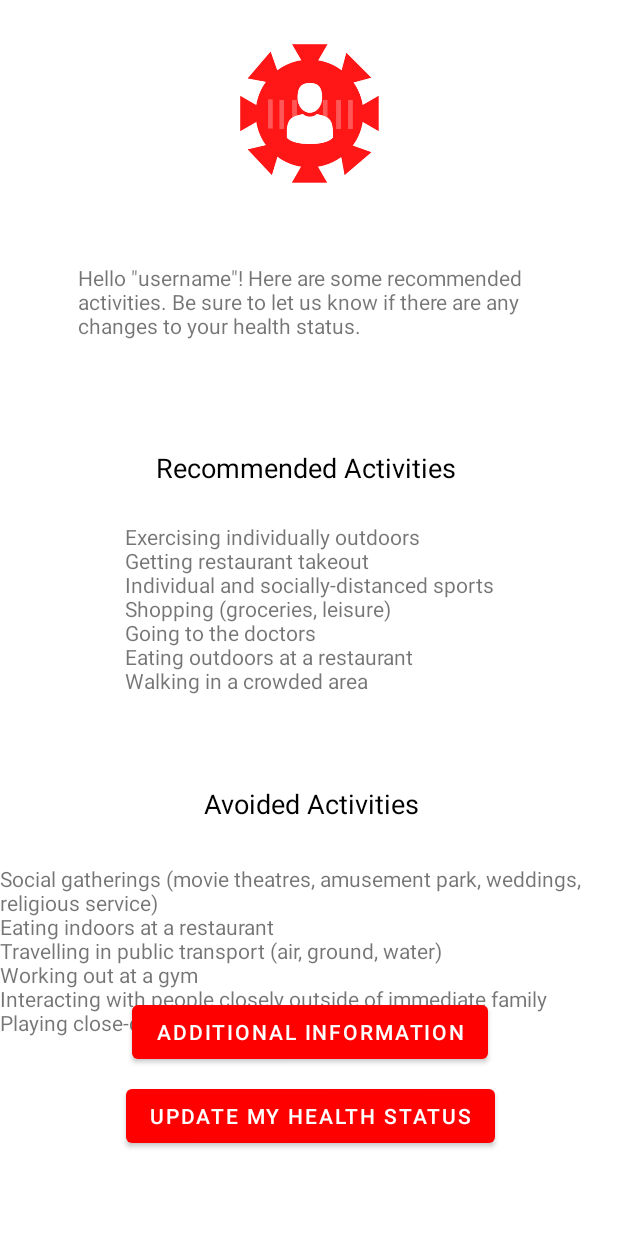
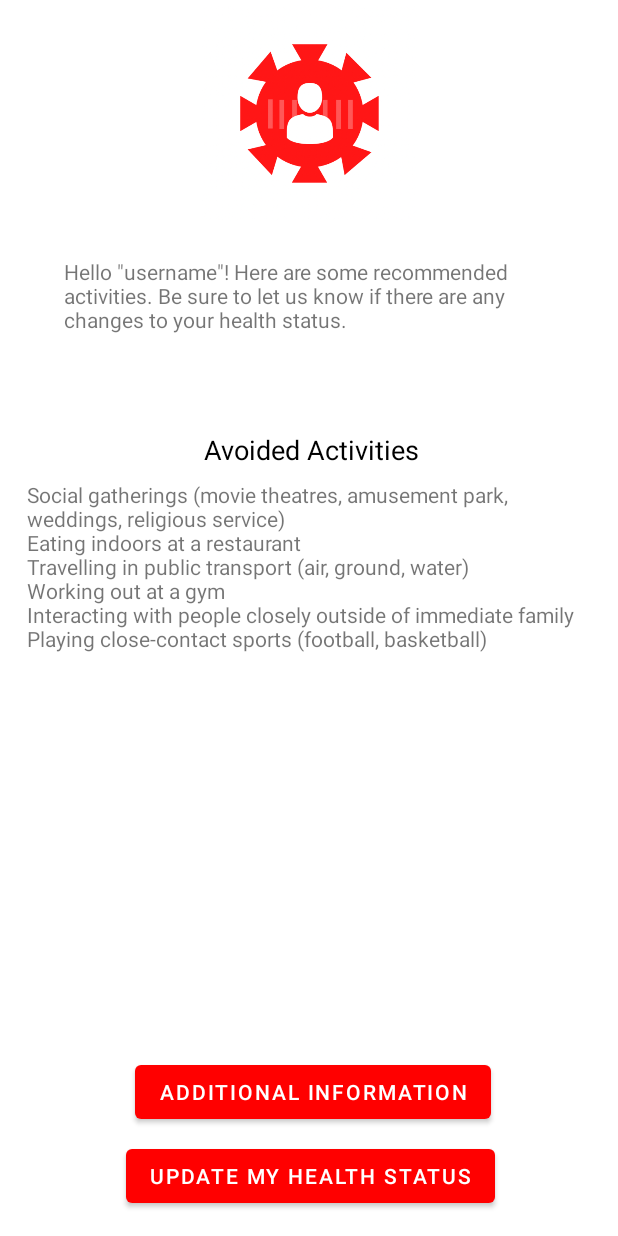
Before and after one commit to Jnwong116/Know-Your-Risk, an Android app: the MainPage screen opened directly, with no data from a screen before it, on a phone screen of 412 x 824 dp. Run offline under Robolectric (Android 15) with nearby library versions, the phone set to English and light mode, and no system bars; 4 statements that could not run were skipped.

Commit message:
Formatted Main page

```diff
--- a/app/src/main/java/com/example/uoftbiohacks2021/MainPage.java
+++ b/app/src/main/java/com/example/uoftbiohacks2021/MainPage.java
@@ -62,14 +62,12 @@ public class MainPage extends AppCompatActivity {
         else {
             risk = "medium risk";
             rec = lowRisk;
-            avoid = highRisk;
+            avoid = medRisk + highRisk;
         }
 
         this.title = findViewById(R.id.WelcomeMessage);
         this.title.setText("Hello " + currentUser.getUsername() + "! Based on your current health information you are at " + risk + " for COVID-19 complications. Find out more on how you can protect yourself here and checkout some recommended activities. Be sure to let us know if there are any changes to your health status.");
-        this.recommendedActivities = findViewById(R.id.textView6);
         this.avoidedActivities = findViewById(R.id.textView7);
-        this.recommendedActivities.setText(rec);
         this.avoidedActivities.setText(avoid);
 
     }
--- a/app/src/main/res/layout/activity_main_page.xml
+++ b/app/src/main/res/layout/activity_main_page.xml
@@ -10,7 +10,7 @@
         android:layout_width="match_parent"
         android:layout_height="match_parent"
         tools:layout_editor_absoluteX="0dp"
-        tools:layout_editor_absoluteY="81dp">
+        tools:layout_editor_absoluteY="0dp">
 
         <androidx.constraintlayout.widget.ConstraintLayout
             android:layout_width="match_parent"
@@ -29,72 +29,63 @@
 
             <TextView
                 android:id="@+id/WelcomeMessage"
-                android:layout_width="312dp"
-                android:layout_height="80dp"
+                android:layout_width="333dp"
+                android:layout_height="108dp"
 
-                android:layout_marginTop="28dp"
+                android:layout_marginTop="24dp"
 
-                android:layout_marginEnd="48dp"
-                android:layout_marginRight="48dp"
+                android:layout_marginEnd="36dp"
+                android:layout_marginRight="36dp"
                 android:text="@string/WelcomeMessage"
                 app:layout_constraintEnd_toEndOf="parent"
                 app:layout_constraintTop_toBottomOf="@+id/imageView2" />
 
             <TextView
-                android:id="@+id/textView4"
-                android:layout_width="wrap_content"
-                android:layout_height="wrap_content"
-                android:layout_marginStart="104dp"
-                android:layout_marginLeft="104dp"
-                android:layout_marginTop="44dp"
-                android:text="@string/RecommendedActivitiesText"
-                android:textColor="#000000"
-                android:textSize="18sp"
-                app:layout_constraintStart_toStartOf="parent"
-                app:layout_constraintTop_toBottomOf="@+id/WelcomeMessage" />
-
-            <TextView
                 android:id="@+id/textView7"
-                android:layout_width="wrap_content"
-                android:layout_height="wrap_content"
-                android:layout_marginTop="28dp"
+                android:layout_width="384dp"
+                android:layout_height="295dp"
+                android:layout_marginTop="8dp"
                 android:text="@string/AvoidedActivities"
                 app:layout_constraintEnd_toEndOf="parent"
+                app:layout_constraintHorizontal_bias="0.64"
                 app:layout_constraintStart_toStartOf="parent"
                 app:layout_constraintTop_toBottomOf="@+id/textView5" />
-
-            <TextView
-                android:id="@+id/textView6"
-                android:layout_width="wrap_content"
-                android:layout_height="wrap_content"
-                android:layout_marginTop="24dp"
-                android:text="@string/RecommendedActivities"
-                app:layout_constraintEnd_toEndOf="parent"
-                app:layout_constraintStart_toStartOf="parent"
-                app:layout_constraintTop_toBottomOf="@+id/textView4" />
 
             <TextView
                 android:id="@+id/textView5"
                 android:layout_width="wrap_content"
                 android:layout_height="wrap_content"
-                android:layout_marginTop="44dp"
+                android:layout_marginTop="8dp"
                 android:layout_marginEnd="132dp"
                 android:layout_marginRight="132dp"
                 android:text="@string/AvoidedActivitiesText"
                 android:textColor="@color/black"
                 android:textSize="18sp"
                 app:layout_constraintEnd_toEndOf="parent"
-                app:layout_constraintTop_toBottomOf="@+id/textView6" />
+                app:layout_constraintTop_toBottomOf="@+id/WelcomeMessage" />
 
         </androidx.constraintlayout.widget.ConstraintLayout>
     </ScrollView>
 
     <Button
+        android:id="@+id/HealthUpdatesButton"
+        android:layout_width="wrap_content"
+        android:layout_height="wrap_content"
+        android:layout_marginStart="84dp"
+        android:layout_marginLeft="84dp"
+        android:layout_marginBottom="16dp"
+        android:onClick="updateHealth"
+        android:text="@string/HealthUpdatesText"
+        app:backgroundTint="#FF0000"
+        app:layout_constraintBottom_toBottomOf="parent"
+        app:layout_constraintStart_toStartOf="parent" />
+
+    <Button
         android:id="@+id/additionalinfobutton"
         android:layout_width="wrap_content"
         android:layout_height="wrap_content"
-        android:layout_marginStart="88dp"
-        android:layout_marginLeft="88dp"
+        android:layout_marginStart="90dp"
+        android:layout_marginLeft="90dp"
         android:layout_marginBottom="8dp"
         android:onClick="moreInfo"
         android:text="@string/AdditionalInfoText"
@@ -102,17 +93,4 @@
         app:layout_constraintBottom_toTopOf="@+id/HealthUpdatesButton"
         app:layout_constraintStart_toStartOf="parent" />
 
-    <Button
-        android:id="@+id/HealthUpdatesButton"
-        android:layout_width="wrap_content"
-        android:layout_height="wrap_content"
-        android:layout_marginStart="84dp"
-        android:layout_marginLeft="84dp"
-        android:layout_marginBottom="56dp"
-        android:onClick="updateHealth"
-        android:text="@string/HealthUpdatesText"
-        app:backgroundTint="#FF0000"
-        app:layout_constraintBottom_toBottomOf="parent"
-        app:layout_constraintStart_toStartOf="parent" />
-
 </androidx.constraintlayout.widget.ConstraintLayout>
```
